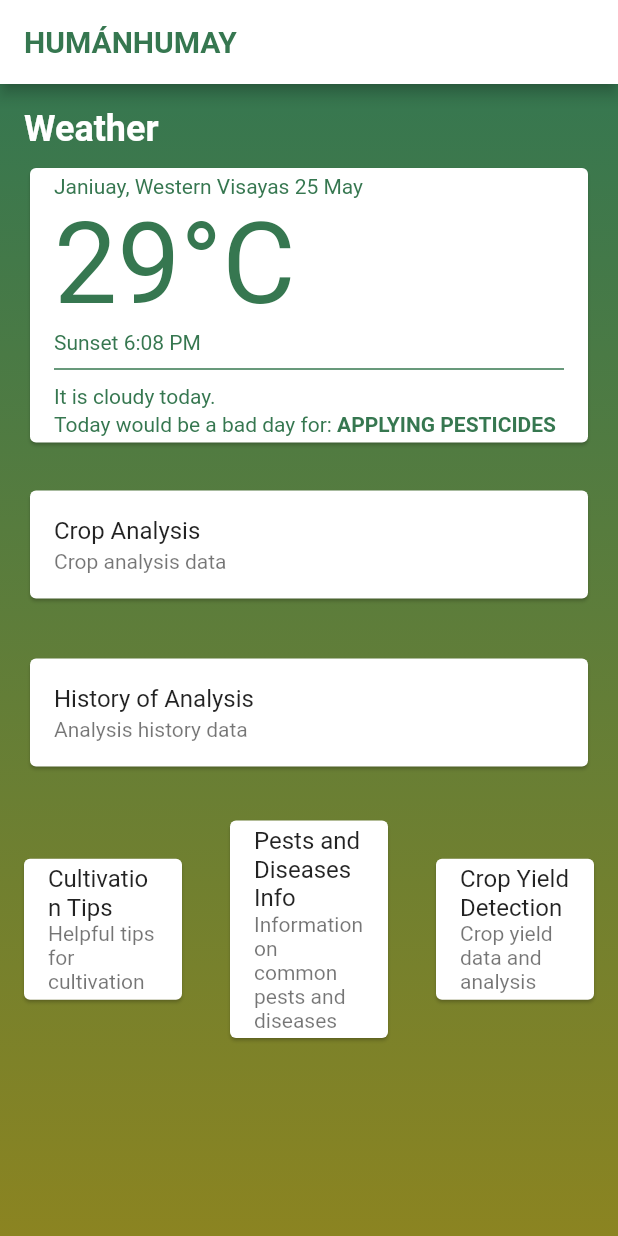
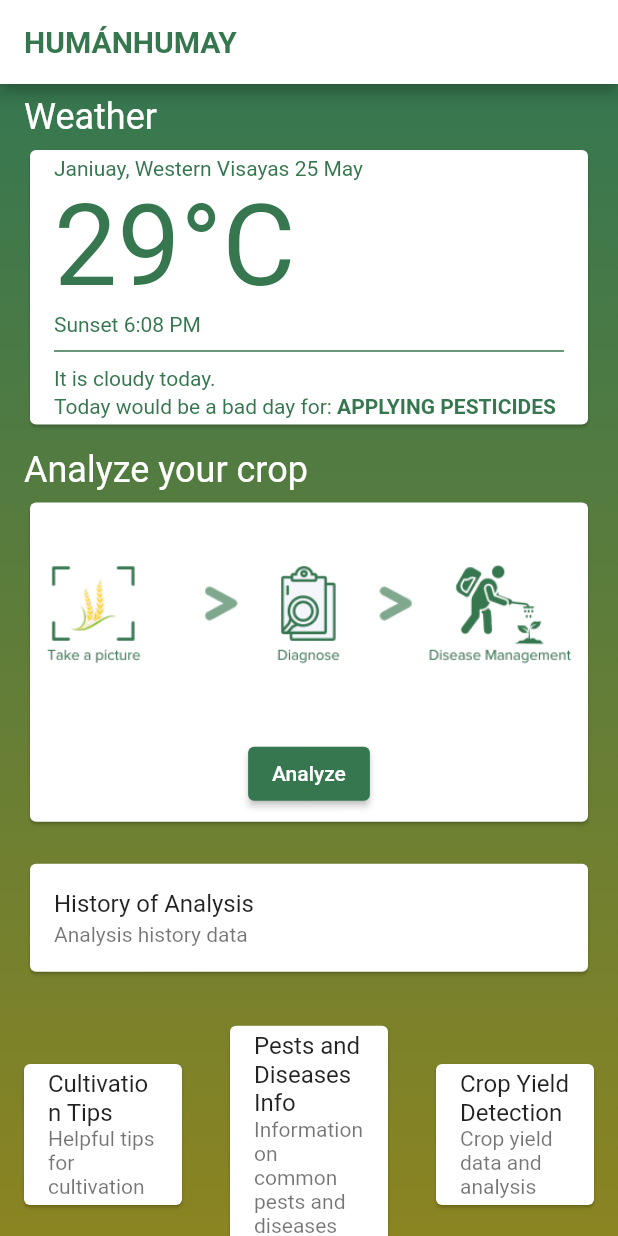
Before and after one commit to kclementir/cc206_human_humay, a Flutter app: the Dashboard screen opened directly, on a phone screen of 412 x 824 dp. Run offline on Flutter 3.47's test engine with Material 2 defaults, Android fonts, the light colour scheme and no system bars; Roboto replaces fonts that are missing (Brand).

Commit message:
modified crop analysis

```diff
--- a/lib/features/dashboard.dart
+++ b/lib/features/dashboard.dart
@@ -33,9 +33,9 @@ class Dashboard extends StatelessWidget {
           child: Column(
             crossAxisAlignment: CrossAxisAlignment.stretch,
             children: [
-              // Weather title with padding at the top
+              // Weather title
               Container(
-                padding: const EdgeInsets.only(top: 16.0),
+                padding: const EdgeInsets.only(top: 8.0),
                 child: const Align(
                   alignment: Alignment.centerLeft,
                   child: Padding(
@@ -44,7 +44,6 @@ class Dashboard extends StatelessWidget {
                       'Weather',
                       style: TextStyle(
                         fontSize: 24,
-                        fontWeight: FontWeight.bold,
                         color: Colors.white,
                       ),
                     ),
@@ -52,10 +51,12 @@ class Dashboard extends StatelessWidget {
                 ),
               ),
 
-              // Weather details card with adjusted margin
+              // Weather details card
               Container(
-                margin:
-                    const EdgeInsets.symmetric(horizontal: 16.0, vertical: 8.0),
+                margin: const EdgeInsets.symmetric(
+                  horizontal: 16.0,
+                  vertical: 4.0,
+                ),
                 child: const Card(
                   child: ListTile(
                     title: Text(
@@ -83,7 +84,6 @@ class Dashboard extends StatelessWidget {
                           ),
                         ),
                         Divider(
-                          // Add a line after "Sunset 6:08 PM"
                           color: Color(0xFF367750),
                           thickness: 1,
                           height: 20,
@@ -97,7 +97,6 @@ class Dashboard extends StatelessWidget {
                         ),
                         SizedBox(height: 3),
                         Row(
-                          // Add a Row for "Today would be a bad day for:" and "APPLYING PESTICIDES"
                           children: [
                             Text(
                               'Today would be a bad day for: ',
@@ -122,13 +121,52 @@ class Dashboard extends StatelessWidget {
                 ),
               ),
 
-              // Crop Analysis
+              // Analyze your crop title
               Container(
-                margin: const EdgeInsets.all(16.0),
-                child: const Card(
-                  child: ListTile(
-                    title: Text('Crop Analysis'),
-                    subtitle: Text('Crop analysis data'),
+                margin: const EdgeInsets.only(
+                  left: 16.0,
+                  top: 8.0,
+                  right: 16.0,
+                  bottom: 0,
+                ),
+                child: const Align(
+                  alignment: Alignment.centerLeft,
+                  child: Text(
+                    'Analyze your crop',
+                    style: TextStyle(
+                      fontSize: 24,
+                      color: Colors.white,
+                    ),
+                  ),
+                ),
+              ),
+
+              // Analyze crop card details
+              Container(
+                margin: const EdgeInsets.symmetric(
+                  horizontal: 16.0,
+                  vertical: 4.0,
+                ),
+                child: Card(
+                  child: Column(
+                    children: [
+                      Image.asset(
+                        'assets/images/cropAnalysis.png',
+                        fit: BoxFit.cover,
+                      ),
+                      const SizedBox(height: 8.0),
+                      ElevatedButton(
+                        onPressed: () {
+                          // Add functionality for the Analyze button
+                        },
+                        style: ElevatedButton.styleFrom(
+                          foregroundColor: Colors.white,
+                          backgroundColor: const Color(0xFF367750),
+                        ),
+                        child: const Text('Analyze'),
+                      ),
+                      const SizedBox(height: 8.0), //padding below button
+                    ],
                   ),
                 ),
               ),
@@ -144,9 +182,9 @@ class Dashboard extends StatelessWidget {
                 ),
               ),
 
+              // Cultivation Tips
               const Row(
                 children: [
-                  // Cultivation Tips
                   Expanded(
                     child: Card(
                       margin: EdgeInsets.all(16.0),
```
